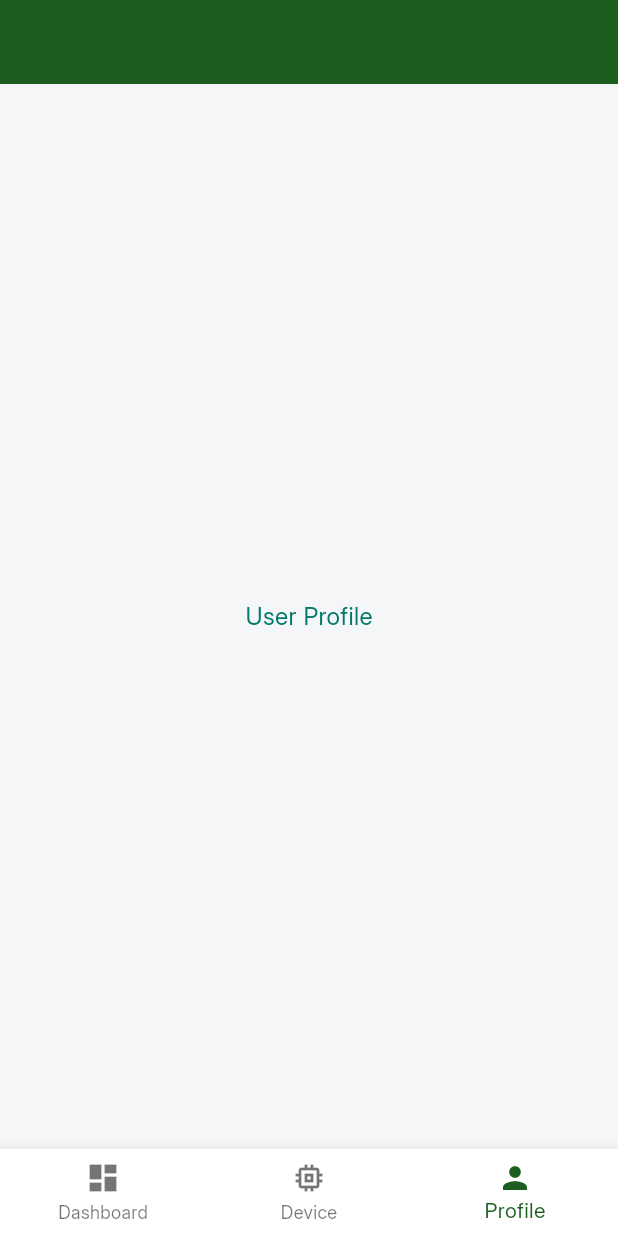
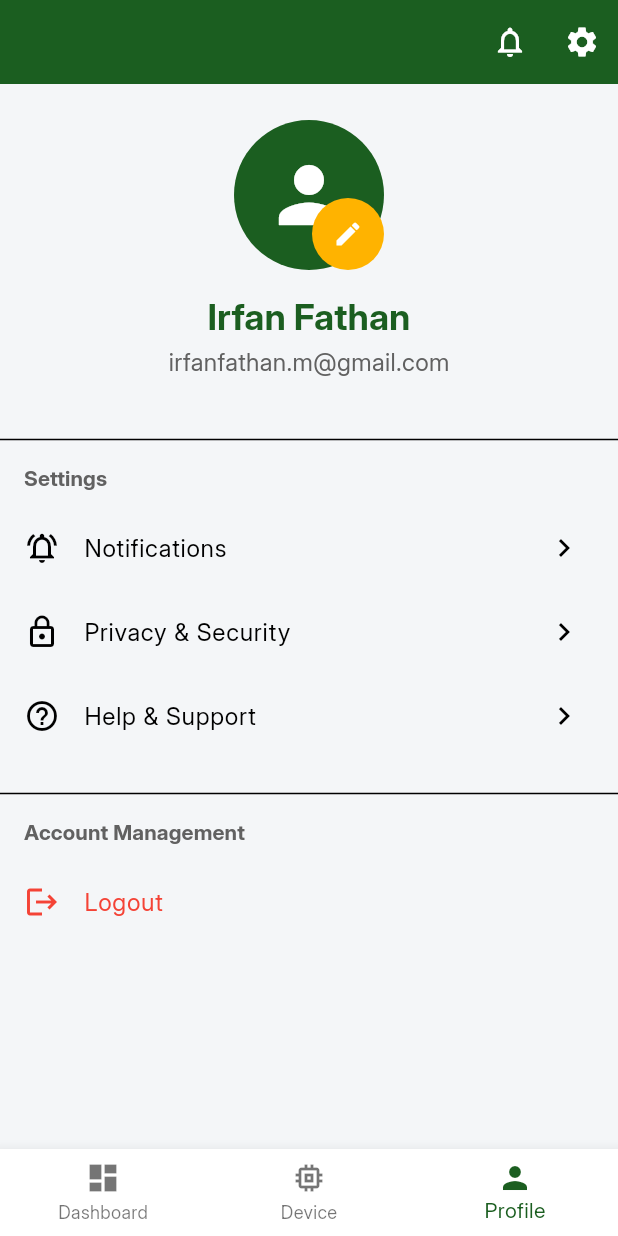
Before and after one commit to IrfanFathan/westo, a Flutter app: the MainNavigationScreen screen opened directly, item 3 of the bottom bar chosen, on a phone screen of 412 x 824 dp. Run offline on Flutter 3.47's test engine with Material 3 defaults, Android fonts, the light colour scheme and no system bars; our stand-ins replace flutter_local_notifications; missing offline and left inert: mqtt_client, workmanager; network calls fail.

Commit message:
Implement `ProfileScreen` UI and centralize navigation bar management
- **Implement `ProfileScreen` UI**:
    - Add user information section with an editable avatar and contact details.
    - Create a settings list with options for Notifications, Privacy, and Help.
    - Add account management section featuring a logout functionality with snackbar feedback.
- **Refactor Screen Navigation**:
    - Centralize `AppBar` management within `MainNavigationScreen` to ensure consistent titles and actions across tabs.
    - Remove redundant `Scaffold` and `AppBar` widgets from `DashboardScreen`, `DeviceScreen`, and `ProfileScreen`.
    - Implement dynamic titles and tab-specific actions (e.g., settings icon on the profile tab) in the main scaffold.
- **Dependency Management**:
    - Register `WasteRepositoryImpl` in `MultiProvider` within `main.dart` to fix dependency injection for `DeviceScreen`.

```diff
--- a/lib/main.dart
+++ b/lib/main.dart
@@ -78,6 +78,9 @@ class WestoApp extends StatelessWidget {
 
     return MultiProvider(
       providers: [
+        Provider<WasteRepositoryImpl>.value(
+          value: repository,
+        ),
         ChangeNotifierProvider(
           create: (_) => WasteViewModel(
             getWasteLevel: getWasteLevel,
--- a/lib/presentation/screens/dashboard/dashboard_screen.dart
+++ b/lib/presentation/screens/dashboard/dashboard_screen.dart
@@ -67,11 +67,7 @@ class _DashboardScreenState extends State<DashboardScreen> {
 
   @override
   Widget build(BuildContext context) {
-    return Scaffold(
-      appBar: AppBar(
-        title: const Text('Dashboard'),
-      ),
-      body: Consumer<WasteViewModel>(
+    return Consumer<WasteViewModel>(
         builder: (context, viewModel, _) {
           // Loading state (first load)
           if (viewModel.isLoading && viewModel.wasteStatus == null) {
@@ -152,10 +148,6 @@ class _DashboardScreenState extends State<DashboardScreen> {
                           : const Text('Trigger Compressor'),
                     ),
                   ),
-              ],
-            ),
-          );
-        },
       ),
     );
   }
--- a/lib/presentation/screens/device/device_screen.dart
+++ b/lib/presentation/screens/device/device_screen.dart
@@ -13,11 +13,7 @@ class DeviceScreen extends StatelessWidget {
       create: (_) => DeviceViewModel(
         repository: context.read<WasteRepositoryImpl>(),
       )..loadDeviceInfo(),
-      child: Scaffold(
-        appBar: AppBar(
-          title: const Text('Device Information'),
-        ),
-        body: Consumer<DeviceViewModel>(
+      child: Consumer<DeviceViewModel>(
           builder: (context, vm, _) {
             if (vm.isLoading) {
               return const Center(
@@ -65,7 +61,6 @@ class DeviceScreen extends StatelessWidget {
             );
           },
         ),
-      ),
     );
   }
 }
--- a/lib/presentation/screens/navigation/main_navigation_screen.dart
+++ b/lib/presentation/screens/navigation/main_navigation_screen.dart
@@ -25,9 +25,39 @@ class _MainNavigationScreenState extends State<MainNavigationScreen> {
     ProfileScreen(),
   ];
 
+  /// Get title for current tab
+  String get _currentTitle {
+    switch (_currentIndex) {
+      case 0:
+        return 'Dashboard';
+      case 1:
+        return 'Device Information';
+      case 2:
+        return 'Profile';
+      default:
+        return 'Westo';
+    }
+  }
+
   @override
   Widget build(BuildContext context) {
     return Scaffold(
+      appBar: AppBar(
+        title: Text(_currentTitle),
+        actions: [
+          IconButton(
+            icon: const Icon(Icons.notifications_none),
+            onPressed: () {
+              // Future: show notifications
+            },
+          ),
+          if (_currentIndex == 2) // Show settings gear on profile tab
+            IconButton(
+              icon: const Icon(Icons.settings),
+              onPressed: () {},
+            ),
+        ],
+      ),
       body: IndexedStack(
         index: _currentIndex,
         children: _screens,
--- a/lib/presentation/screens/profile/profile_screen.dart
+++ b/lib/presentation/screens/profile/profile_screen.dart
@@ -1,15 +1,125 @@
 import 'package:flutter/material.dart';
+
+import 'package:westo/core/constants/app_colors.dart';
 
 class ProfileScreen extends StatelessWidget {
   const ProfileScreen({super.key});
 
   @override
   Widget build(BuildContext context) {
-    return Scaffold(
-      appBar: AppBar(title: const Text('Profile')),
-      body: const Center(
-        child: Text('User Profile'),
-      ),
+    // Note: Scaffold and AppBar are managed by MainNavigationScreen
+
+    return ListView(
+      padding: const EdgeInsets.symmetric(vertical: 24),
+      children: [
+        /// User Avatar & Info section
+        Column(
+          children: [
+            Stack(
+              alignment: Alignment.bottomRight,
+              children: [
+                const CircleAvatar(
+                  radius: 50,
+                  backgroundColor: AppColors.primary,
+                  child: Icon(
+                    Icons.person,
+                    size: 60,
+                    color: Colors.white,
+                  ),
+                ),
+                Container(
+                  decoration: const BoxDecoration(
+                    color: AppColors.accent,
+                    shape: BoxShape.circle,
+                  ),
+                  child: IconButton(
+                    icon: const Icon(Icons.edit, size: 20, color: Colors.white),
+                    onPressed: () {
+                      // Future: Edit profile picture
+                    },
+                    constraints: const BoxConstraints(),
+                    padding: const EdgeInsets.all(8),
+                  ),
+                ),
+              ],
+            ),
+            const SizedBox(height: 16),
+            Text(
+              'Irfan Fathan',
+              style: Theme.of(context).textTheme.titleLarge?.copyWith(
+                    fontWeight: FontWeight.bold,
+                  ),
+            ),
+            const SizedBox(height: 4),
+            Text(
+              'irfanfathan.m@gmail.com',
+              style: Theme.of(context).textTheme.bodyMedium?.copyWith(
+                    color: AppColors.textSecondary,
+                  ),
+            ),
+          ],
+        ),
+
+        const SizedBox(height: 32),
+        const Divider(),
+
+        /// Settings & Preferences
+        Padding(
+          padding: const EdgeInsets.symmetric(horizontal: 16, vertical: 8),
+          child: Text(
+            'Settings',
+            style: Theme.of(context).textTheme.titleSmall?.copyWith(
+                  color: AppColors.textSecondary,
+                  fontWeight: FontWeight.bold,
+                ),
+          ),
+        ),
+
+        ListTile(
+          leading: const Icon(Icons.notifications_active_outlined),
+          title: const Text('Notifications'),
+          trailing: const Icon(Icons.chevron_right),
+          onTap: () {},
+        ),
+        ListTile(
+          leading: const Icon(Icons.lock_outline),
+          title: const Text('Privacy & Security'),
+          trailing: const Icon(Icons.chevron_right),
+          onTap: () {},
+        ),
+        ListTile(
+          leading: const Icon(Icons.help_outline),
+          title: const Text('Help & Support'),
+          trailing: const Icon(Icons.chevron_right),
+          onTap: () {},
+        ),
+
+        const SizedBox(height: 16),
+        const Divider(),
+
+        /// Account Management
+        Padding(
+          padding: const EdgeInsets.symmetric(horizontal: 16, vertical: 8),
+          child: Text(
+            'Account Management',
+            style: Theme.of(context).textTheme.titleSmall?.copyWith(
+                  color: AppColors.textSecondary,
+                  fontWeight: FontWeight.bold,
+                ),
+          ),
+        ),
+
+        ListTile(
+          leading: const Icon(Icons.logout, color: Colors.red),
+          title: const Text('Logout', style: TextStyle(color: Colors.red)),
+          onTap: () {
+            // Future: Implement Logout logic
+            ScaffoldMessenger.of(context).showSnackBar(
+              const SnackBar(content: Text('Logged out successfully')),
+            );
+          },
+        ),
+      ],
     );
   }
 }
```
